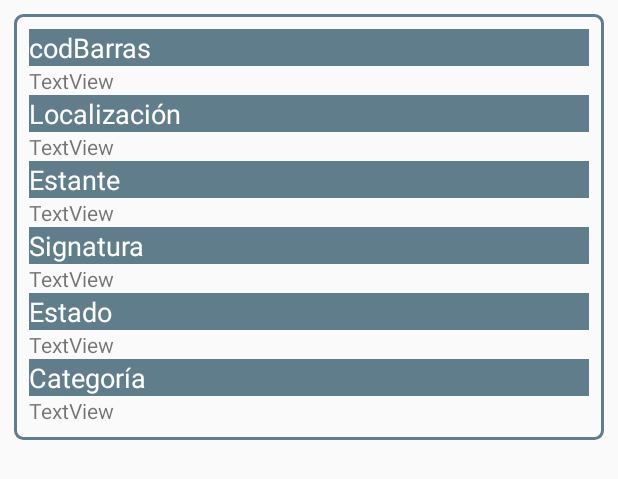
After one commit to stephaniaoz/bibliotecaMobile, an Android app: the layout row_listar_disponibilidad.xml on its own in the app's theme, with its tools: preview values and no code run, on a phone screen of 412 x 824 dp. The commit adds this screen. Shown: the top 479 px of the screen. Run offline under Robolectric (Android 15) with nearby library versions, the phone set to English and light mode, and no system bars.

Commit message:
se realizan cambios para las vistas de disponibilidad

```diff
--- /dev/null
+++ b/app/src/main/res/drawable/border_listview_row.xml
@@ -0,0 +1,10 @@
+<?xml version="1.0" encoding="utf-8"?>
+<shape
+    xmlns:android="http://schemas.android.com/apk/res/android"
+    android:shape= "rectangle"
+    >
+
+    <solid android:color="@null"></solid>
+    <stroke android:width="2dp" android:color="@color/accent"/>
+    <corners android:radius="5dp"></corners>
+</shape>
--- /dev/null
+++ b/app/src/main/res/layout/row_listar_disponibilidad.xml
@@ -0,0 +1,111 @@
+<?xml version="1.0" encoding="utf-8"?>
+<LinearLayout xmlns:android="http://schemas.android.com/apk/res/android"
+              android:orientation="vertical"
+              android:layout_width="match_parent"
+              android:layout_height="wrap_content"
+              android:layout_margin="5dp"
+              android:elevation="10dp"
+              android:padding="4dp"
+              android:paddingBottom="10dp"
+              android:foreground="?selectableItemBackground">
+
+        <RelativeLayout
+            android:layout_width="match_parent"
+            android:layout_height="wrap_content"
+            android:padding="10dp"
+            android:elevation="20dp"
+            android:background="@drawable/border_listview_row">
+
+                <TextView
+                    android:id="@+id/textView"
+                    android:layout_width="match_parent"
+                    android:layout_height="wrap_content"
+                    android:text="codBarras"
+                    style="@style/encabezadoItem"/>
+
+                <TextView
+                    android:id="@+id/tvCodBarras"
+                    android:layout_width="match_parent"
+                    android:layout_height="wrap_content"
+                    android:text="TextView"
+                    android:layout_below="@+id/textView"/>
+
+                <TextView
+                    android:id="@+id/textView3"
+                    android:layout_width="match_parent"
+                    android:layout_height="wrap_content"
+                    android:text="Localización"
+                    style="@style/encabezadoItem"
+                    android:layout_below="@+id/tvCodBarras"/>
+
+                <TextView
+                    android:id="@+id/tvLocalizacion"
+                    android:layout_width="match_parent"
+                    android:layout_height="wrap_content"
+                    android:text="TextView"
+                    android:layout_below="@+id/textView3"/>
+
+                <TextView
+                    android:id="@+id/textView5"
+                    android:layout_width="match_parent"
+                    android:layout_height="wrap_content"
+                    android:text="Estante"
+                    style="@style/encabezadoItem"
+                    android:layout_below="@+id/tvLocalizacion"/>
+
+                <TextView
+                    android:id="@+id/tvEstante"
+                    android:layout_width="match_parent"
+                    android:layout_height="wrap_content"
+                    android:text="TextView"
+                    android:layout_below="@+id/textView5"/>
+
+                <TextView
+                    android:id="@+id/textView7"
+                    android:layout_width="match_parent"
+                    android:layout_height="wrap_content"
+                    android:text="Signatura"
+                    style="@style/encabezadoItem"
+                    android:layout_below="@+id/tvEstante"/>
+
+                <TextView
+                    android:id="@+id/tvSignatura"
+                    android:layout_width="match_parent"
+                    android:layout_height="wrap_content"
+                    android:text="TextView"
+                    android:layout_below="@+id/textView7"/>
+
+                <TextView
+                    android:id="@+id/textView9"
+                    android:layout_width="match_parent"
+                    android:layout_height="wrap_content"
+                    android:text="Estado"
+                    style="@style/encabezadoItem"
+                    android:layout_below="@+id/tvSignatura"/>
+
+                <TextView
+                    android:id="@+id/tvEstado"
+                    android:layout_width="match_parent"
+                    android:layout_height="wrap_content"
+                    android:text="TextView"
+                    android:layout_below="@+id/textView9"/>
+
+                <TextView
+                    android:id="@+id/textView11"
+                    android:layout_width="match_parent"
+                    android:layout_height="wrap_content"
+                    android:text="Categoría"
+                    style="@style/encabezadoItem"
+                    android:layout_below="@+id/tvEstado"/>
+
+                <TextView
+                    android:id="@+id/tvCategoria"
+                    android:layout_width="match_parent"
+                    android:layout_height="wrap_content"
+                    android:text="TextView"
+                    android:layout_below="@+id/textView11"/>
+
+        </RelativeLayout>
+
+
+</LinearLayout>
```
Also changed, not shown: app/src/main/java/bibliotecaapi/tutorial/com/univallebiblioteca/DisponibilidadAdapter.java (+37 -30 lines), app/src/main/java/bibliotecaapi/tutorial/com/univallebiblioteca/ItemLibroDisponibilidad.java (added, +225 -0 lines), app/src/main/java/bibliotecaapi/tutorial/com/univallebiblioteca/ListarBusqueda.java (+74 -3 lines), app/src/main/res/layout/vista_disponibilidad.xml (+7 -7 lines).
